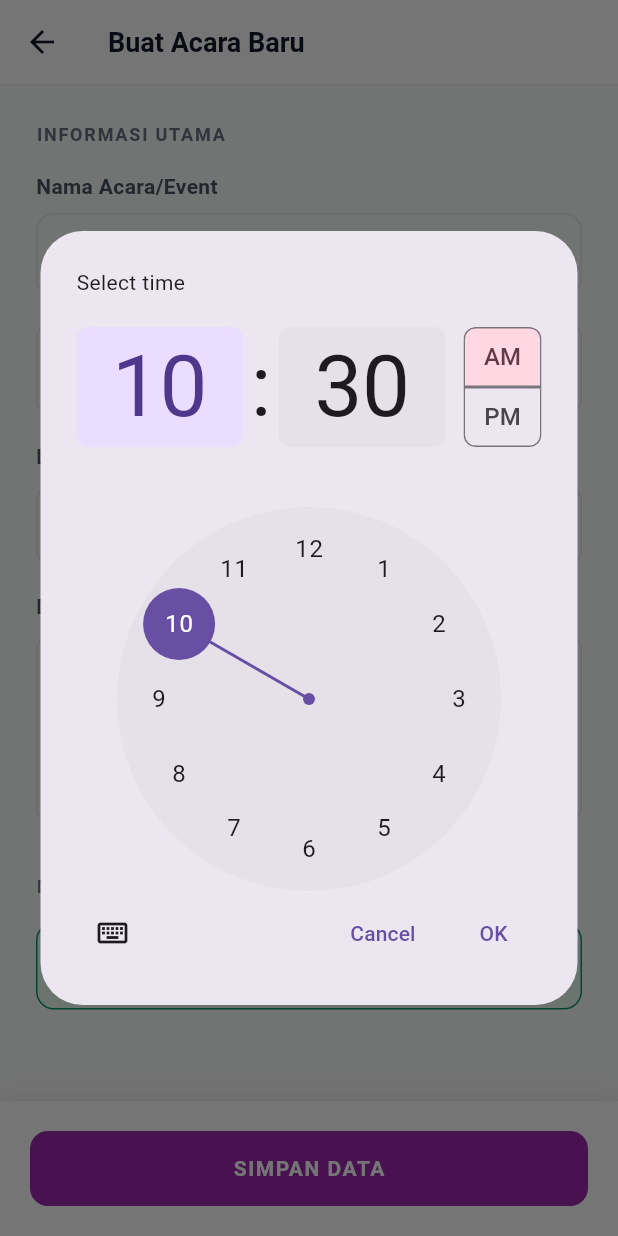
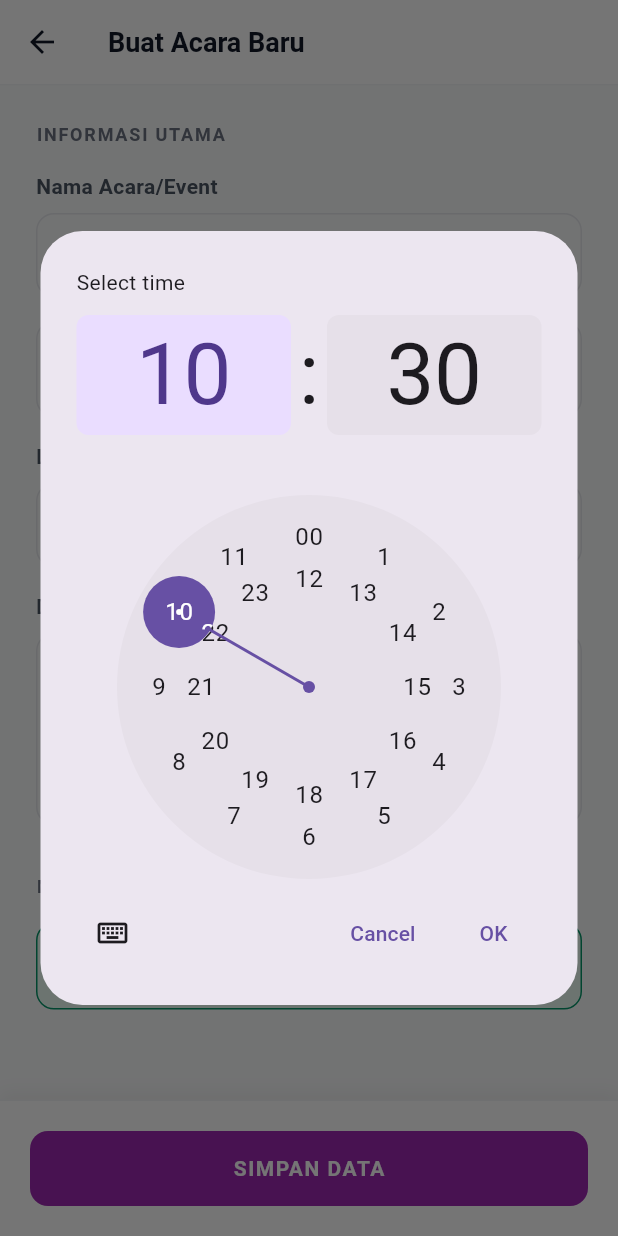
Before and after one commit to alifrds-code/al_falah_app-revisi, a Flutter app: the FormAcara screen opened directly, after a tap on "Jam", on a phone screen of 412 x 824 dp. Run offline on Flutter 3.47's test engine with Material 3 defaults, Android fonts, the phone set to English and light mode, and no system bars; our stand-ins replace cloud_firestore, firebase_auth, firebase_core, image_picker, shared_preferences; accounts and stored records are empty.

Commit message:
perbaiki picker untuk jam, 24 jam

```diff
--- a/lib/view/admin/form_acara.dart
+++ b/lib/view/admin/form_acara.dart
@@ -273,12 +273,18 @@ class _FormAcaraState extends State<FormAcara> {
                 Expanded(
                   child: _buildSelectorCard(
                     title: 'Jam',
-                    value: _selectedTime == null ? 'Pilih Jam' : _selectedTime!.format(context),
+                    value: _selectedTime == null ? 'Pilih Jam' : '${_selectedTime!.hour.toString().padLeft(2, '0')}:${_selectedTime!.minute.toString().padLeft(2, '0')}',
                     icon: Icons.access_time,
                     onTap: () async {
                       final picked = await showTimePicker(
                         context: context,
                         initialTime: _selectedTime ?? TimeOfDay.now(),
+                        builder: (BuildContext context, Widget? child) {
+                          return MediaQuery(
+                            data: MediaQuery.of(context).copyWith(alwaysUse24HourFormat: true),
+                            child: child!,
+                          );
+                        },
                       );
                       if (picked != null) {
                         setState(() => _selectedTime = picked);
--- a/lib/view/asisten/tab_jadwal.dart
+++ b/lib/view/asisten/tab_jadwal.dart
@@ -55,6 +55,12 @@ class _TabJadwalState extends State<TabJadwal> {
               final picked = await showTimePicker(
                 context: context,
                 initialTime: TimeOfDay.now(),
+                builder: (BuildContext context, Widget? child) {
+                  return MediaQuery(
+                    data: MediaQuery.of(context).copyWith(alwaysUse24HourFormat: true),
+                    child: child!,
+                  );
+                },
               );
               if (picked != null) {
                 final formatted = '${picked.hour.toString().padLeft(2, '0')}:${picked.minute.toString().padLeft(2, '0')}';
```
